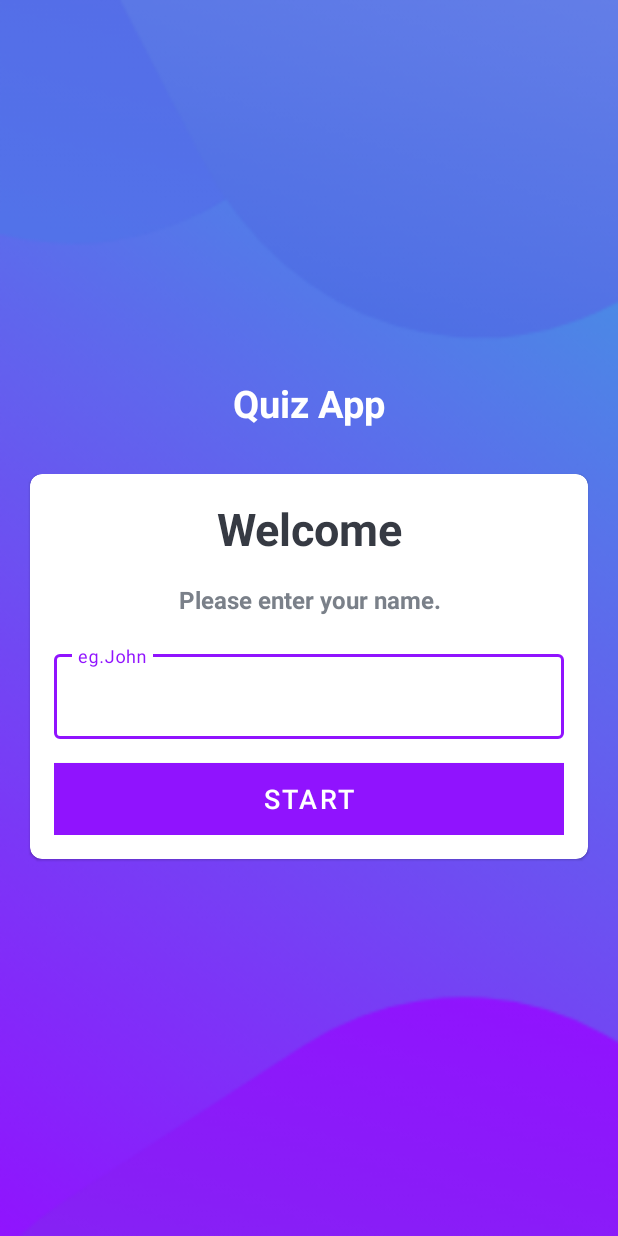
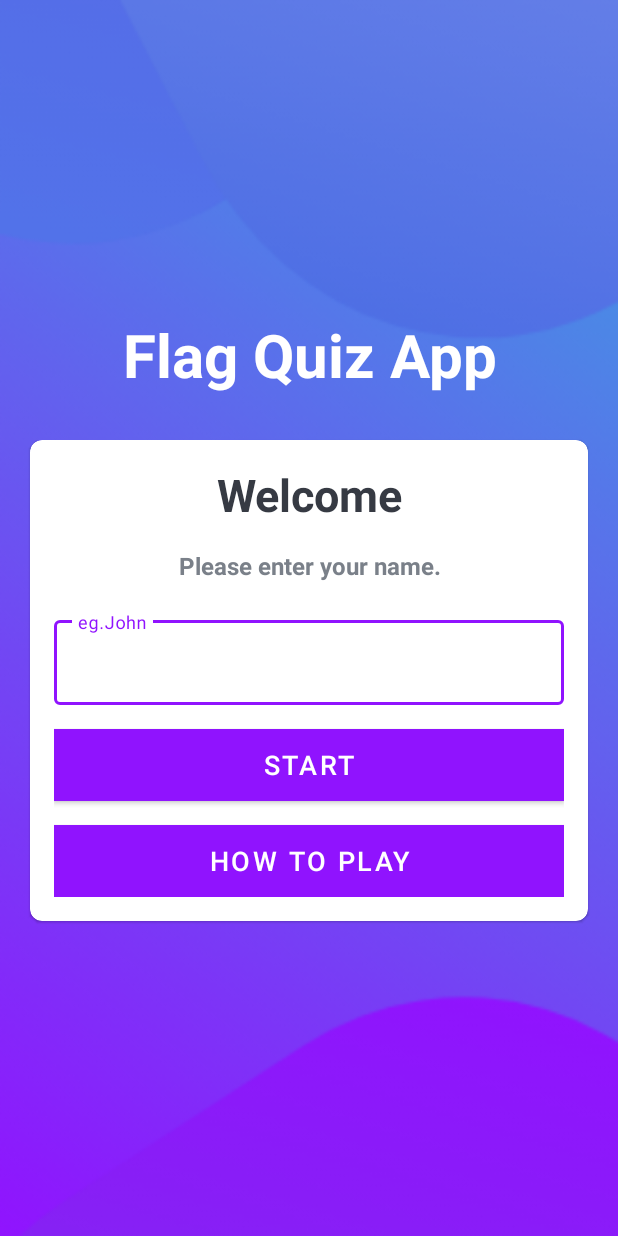
Before and after one commit to nguyendung149/quizz_app_th_lttd, an Android app: the layout activity_main.xml on its own in the app's theme, with its tools: preview values and no code run, on a phone screen of 412 x 824 dp. Run offline under Robolectric (Android 15) with nearby library versions, the phone set to English and light mode, and no system bars.

Commit message:
Add how to play and texttospech

```diff
--- a/app/src/main/java/com/example/myquizzapp/RankItem.kt
+++ b/app/src/main/java/com/example/myquizzapp/RankItem.kt
@@ -1,7 +1,6 @@
 package com.example.myquizzapp
 
 data class RankItem(
-    val rank: Int,
     val name: String,
     val score: Int
 )
--- a/app/src/main/java/com/example/myquizzapp/RoundRankActivity.kt
+++ b/app/src/main/java/com/example/myquizzapp/RoundRankActivity.kt
@@ -8,13 +8,15 @@ import androidx.recyclerview.widget.RecyclerView
 class RoundRankActivity : AppCompatActivity() {
     private lateinit var recyclerView: RecyclerView
     private lateinit var adapter: RoundRankAdapter
-
+    private var fileHelper: FileHelper? = null
     override fun onCreate(savedInstanceState: Bundle?) {
         super.onCreate(savedInstanceState)
         setContentView(R.layout.activity_round_rank)
 
+        var rankList = FileHelper.readData(this@RoundRankActivity)
+
         recyclerView = findViewById(R.id.recyclerView)
-        adapter = RoundRankAdapter() // Khởi tạo adapter sau này
+        adapter = RoundRankAdapter(rankList,this) // Khởi tạo adapter sau này
         recyclerView.adapter = adapter
         recyclerView.layoutManager = LinearLayoutManager(this)
     }
--- a/app/src/main/res/layout/activity_main.xml
+++ b/app/src/main/res/layout/activity_main.xml
@@ -13,8 +13,8 @@
     <TextView
         android:layout_width="match_parent"
         android:layout_height="wrap_content"
-        android:text="Quiz App"
-        android:textSize="25sp"
+        android:text="Flag Quiz App"
+        android:textSize="40sp"
         android:textStyle="bold"
         android:gravity="center"
         android:layout_marginBottom="30dp"
@@ -77,6 +77,15 @@
                 android:text="Start"
                 android:textColor="@color/white"
                 android:textSize="18sp"/>
+            <Button
+                android:id="@+id/btn_rule"
+                android:layout_width="match_parent"
+                android:layout_height="wrap_content"
+                android:layout_marginTop="16dp"
+                android:background="@color/design_default_color_primary"
+                android:text="How to play"
+                android:textColor="@color/white"
+                android:textSize="18sp"/>
         </LinearLayout>
 
 
```
Also changed, not shown: app/src/main/java/com/example/myquizzapp/FileHelper.kt (added, +31 -0 lines), app/src/main/java/com/example/myquizzapp/MainActivity.kt (+40 -1 lines), app/src/main/java/com/example/myquizzapp/ResultActivity.kt (+8 -1 lines), app/src/main/java/com/example/myquizzapp/RoundRankAdapter.kt (+6 -5 lines).
